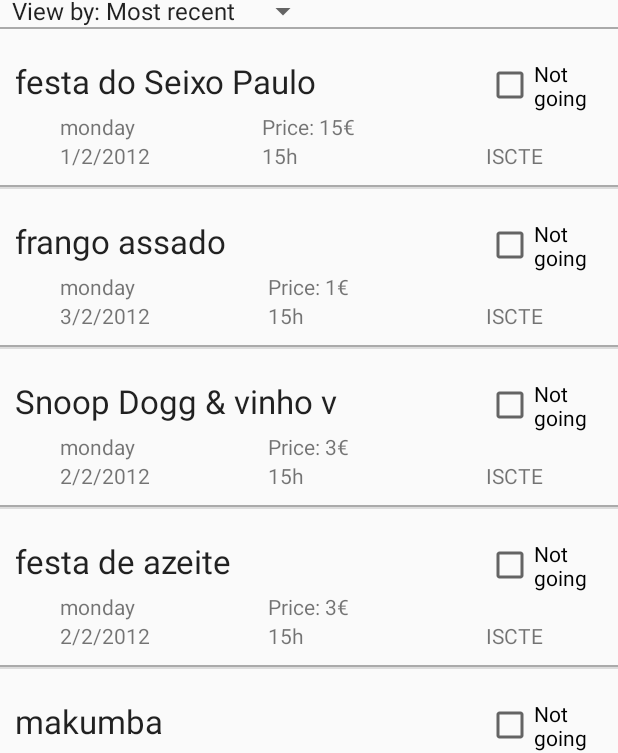
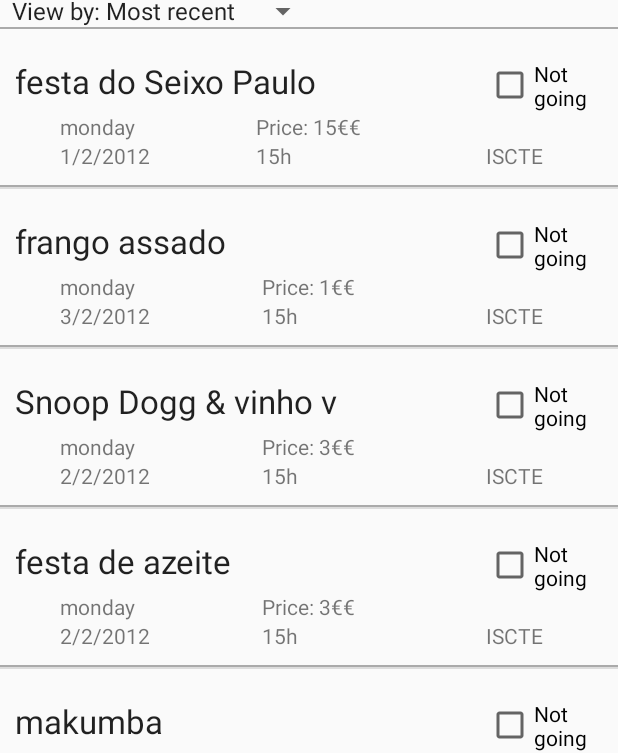
Before and after one commit to JorgeBranquinho/DAAMProjeto, an Android app: the DrawerActivity screen opened directly, with no data from a screen before it, in the side drawer, after a tap on "Events", on a phone screen of 412 x 824 dp. Shown: the part 228-981 px from the top of the screen. Run offline under Robolectric (Android 15) with nearby library versions, the phone set to English and light mode, and no system bars; libraries missing offline, so code that uses them is left out: com.facebook, com.facebook.login; 5 statements that could not run were skipped.

```diff
--- a/app/src/main/java/almapenada/daam/DrawerActivity.java
+++ b/app/src/main/java/almapenada/daam/DrawerActivity.java
@@ -145,8 +145,9 @@ public class DrawerActivity extends AppCompatActivity
         searchView.setSearchableInfo(searchManager.getSearchableInfo(getComponentName()));
 
         final SuggestionsDatabase database = new SuggestionsDatabase(this);
+        database.removeAll();
         if (database.isEmpty()){
-            //TODO:add amigos
+            //TODO:falta add amigos e outras cenas se quiserem
             EventsDatabase database2 = new EventsDatabase(this.getBaseContext());
             Cursor cursor = database2.getAllEvents();
             if (cursor .moveToFirst()) {
--- a/app/src/main/java/almapenada/daam/fragments/EventListFragment.java
+++ b/app/src/main/java/almapenada/daam/fragments/EventListFragment.java
@@ -118,7 +118,7 @@ public class EventListFragment extends Fragment {
             public int compare(Event event2, Event event1) {
                 if (event1.getPrice().equals("")) return 1;
                 if (event2.getPrice().equals("")) return -1;
-                return Integer.parseInt(String.valueOf(event2.getPrice().charAt(0)))<Integer.parseInt(String.valueOf(event1.getPrice().charAt(0)))?-1:1;
+                return Integer.parseInt(String.valueOf(event2.getPrice()))<Integer.parseInt(String.valueOf(event1.getPrice()))?-1:1;
             }
         });
         adapter=new EventAdapter(getActivity(), events_to_display);
--- a/app/src/main/java/almapenada/daam/utility/EventAdapter.java
+++ b/app/src/main/java/almapenada/daam/utility/EventAdapter.java
@@ -145,13 +145,12 @@ public class EventAdapter extends BaseAdapter {
                 values.put(EnumDatabase.FIELD_GOING, going.isChecked());
                 values.put(EnumDatabase.FIELD_NEW, e.isNewEvent());
                 boolean res=database.update(e.getId(), values);
-                System.out.println(e.getEventName() + e.getId() + "ueue cheguei aqui?" + res);
             }
         });
         diaSemana.setText(data.get(position).getWeekDay());
         diaEvento.setText(data.get(position).getDate());
         if(!data.get(position).getPrice().equals(""))
-            preco.setText("Price: " + data.get(position).getPrice());
+            preco.setText("Price: " + data.get(position).getPrice() + "€");
         else
             preco.setText("");
         if(!data.get(position).getHours().equals(""))
--- a/app/src/main/java/almapenada/daam/utility/SuggestionsDatabase.java
+++ b/app/src/main/java/almapenada/daam/utility/SuggestionsDatabase.java
@@ -22,6 +22,11 @@ public class SuggestionsDatabase {
 
         helper = new Helper(context, DB_SUGGESTION, null, 1);
         db = helper.getWritableDatabase();
+    }
+
+    public void removeAll()
+    {
+        db.delete(TABLE_SUGGESTION, null, null);
     }
 
     public long insertSuggestion(String text)
```
